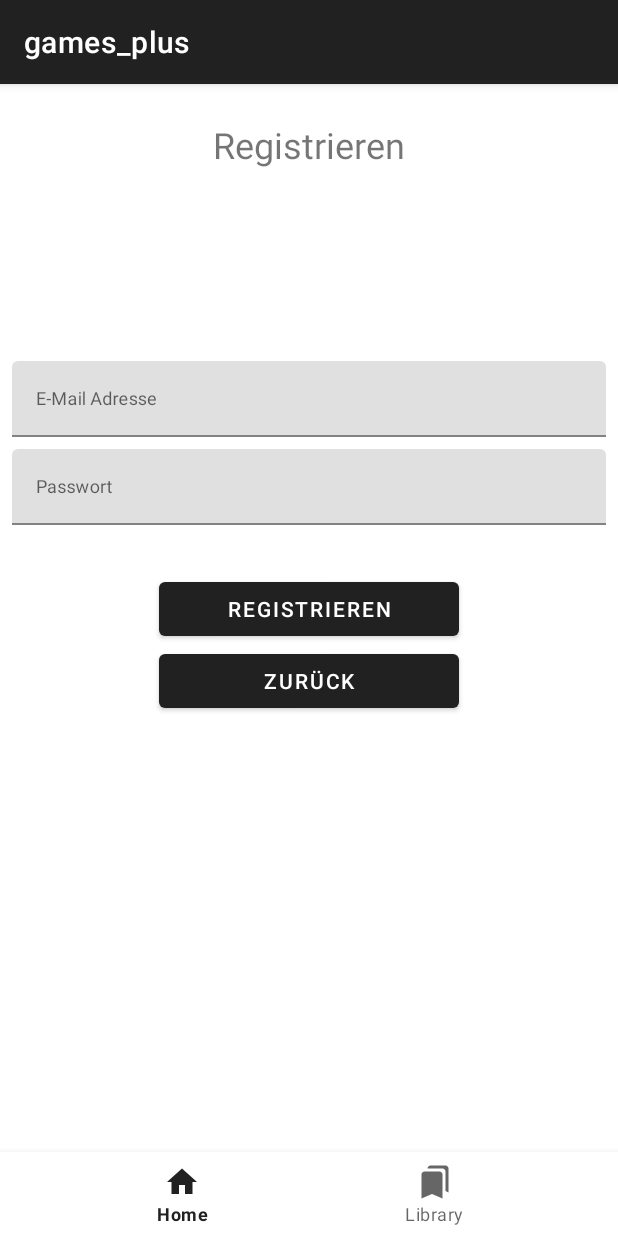
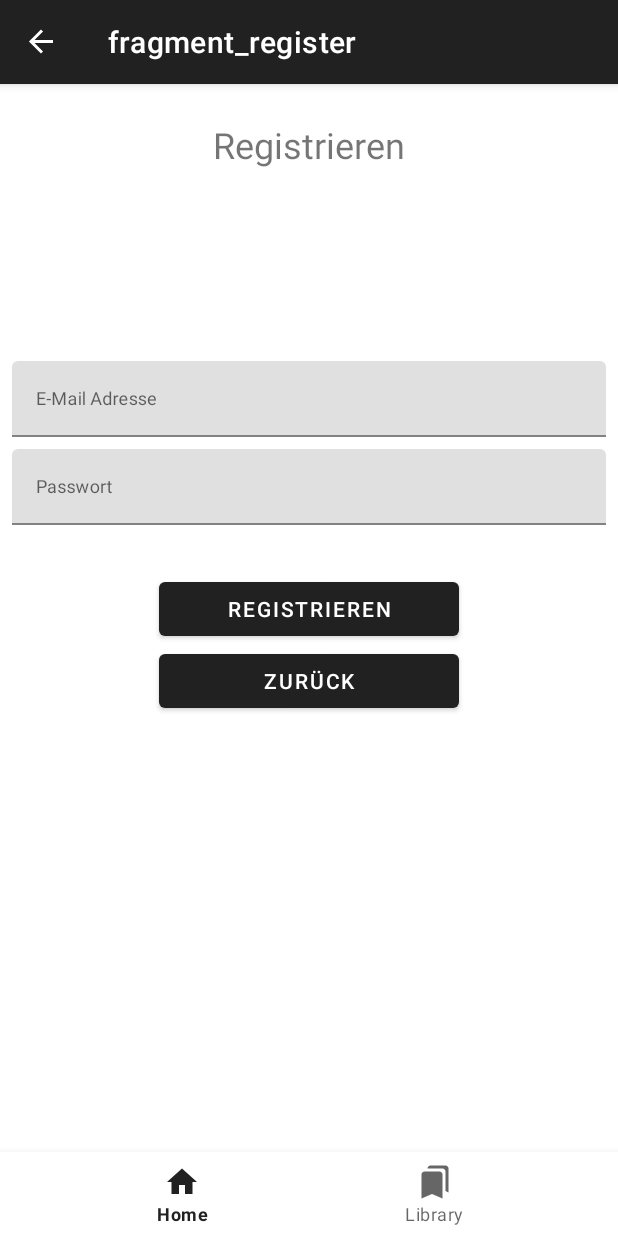
Before and after one commit to elcode100/Games-Plus-Project, an Android app: the screen it shows after launch (MainActivity), after a tap on "REGISTER", on a phone screen of 412 x 824 dp. Run offline under Robolectric (Android 15) with nearby library versions, the phone set to English and light mode, and no system bars; our stand-ins replace Firebase (no records; nobody signed in at launch, a user with empty details on screens opened directly), navigation-ui.

Commit message:
work in progress

```diff
--- a/app/src/main/AndroidManifest.xml
+++ b/app/src/main/AndroidManifest.xml
@@ -1,6 +1,8 @@
 <?xml version="1.0" encoding="utf-8"?>
 <manifest xmlns:android="http://schemas.android.com/apk/res/android"
     xmlns:tools="http://schemas.android.com/tools">
+
+    <uses-permission android:name="android.permission.INTERNET"/>
 
     <application
         android:allowBackup="true"
--- a/app/src/main/java/com/example/games_plus/MainActivity.kt
+++ b/app/src/main/java/com/example/games_plus/MainActivity.kt
@@ -2,10 +2,68 @@ package com.example.games_plus
 
 import androidx.appcompat.app.AppCompatActivity
 import android.os.Bundle
+import android.view.View
+import androidx.navigation.NavController
+import androidx.navigation.fragment.NavHostFragment
+import androidx.navigation.ui.AppBarConfiguration
+import androidx.navigation.ui.setupActionBarWithNavController
+import androidx.navigation.ui.setupWithNavController
+import com.example.games_plus.databinding.ActivityMainBinding
 
 class MainActivity : AppCompatActivity() {
+
+
+    private lateinit var binding: ActivityMainBinding
+    private lateinit var navController: NavController
     override fun onCreate(savedInstanceState: Bundle?) {
         super.onCreate(savedInstanceState)
-        setContentView(R.layout.activity_main)
+        binding = ActivityMainBinding.inflate(layoutInflater)
+        setContentView(binding.root)
+
+        val navHost = supportFragmentManager.findFragmentById(R.id.fragmentContainerView) as NavHostFragment
+        navController = navHost.navController
+
+        binding.bottomNavBar.setupWithNavController(navController)
+
+        setupActionBarWithNavController(navController)
+        val config = AppBarConfiguration(
+            topLevelDestinationIds = setOf(
+                R.id.navigation_home,
+                R.id.navigation_library,
+                R.id.loginFragment
+            )
+        )
+
+        setupActionBarWithNavController(navController, config)
+
+        navController.addOnDestinationChangedListener { _, destination, _ ->
+
+            if (destination.id == R.id.fragment_detail || destination.id == R.id.loginFragment) {
+                binding.bottomNavBar.visibility = View.GONE
+
+            } else {
+
+                binding.bottomNavBar.visibility = View.VISIBLE
+
+
+            }
+
+
+        }
+
+
+
+
+
+
+
+
     }
+
+    override fun onSupportNavigateUp(): Boolean {
+        return navController.navigateUp() || super.onSupportNavigateUp()
+    }
+
+
+
 }
--- a/app/src/main/java/com/example/games_plus/ui/RegisterFragment.kt
+++ b/app/src/main/java/com/example/games_plus/ui/RegisterFragment.kt
@@ -10,19 +10,25 @@ import androidx.navigation.fragment.findNavController
 import com.example.games_plus.R
 import com.example.games_plus.databinding.FragmentRegisterBinding
 import com.example.games_plus.ui.viewmodels.AuthViewModel
+import com.google.android.material.bottomnavigation.BottomNavigationView
 
 
-class  RegisterFragment : Fragment() {
+class RegisterFragment : Fragment() {
 
     private lateinit var binding: FragmentRegisterBinding
     private val authViewModel: AuthViewModel by activityViewModels()
 
+    override fun onCreate(savedInstanceState: Bundle?) {
+        super.onCreate(savedInstanceState)
+        arguments?.let {
+
+        }
+    }
 
     override fun onCreateView(
         inflater: LayoutInflater, container: ViewGroup?,
         savedInstanceState: Bundle?
     ): View {
-
         binding = FragmentRegisterBinding.inflate(inflater, container, false)
         return binding.root
     }
@@ -31,32 +37,26 @@ class  RegisterFragment : Fragment() {
         super.onViewCreated(view, savedInstanceState)
 
         binding.btnBack.setOnClickListener {
-
-            findNavController().navigate(R.id.loginFragment)
-
+            findNavController().navigate(R.id.loginFragment) //im LoginFragment die Alternative
         }
 
+
         binding.btnRegister.setOnClickListener {
-
             val email: String = binding.tietEmail.text.toString()
             val password: String = binding.tietPass.text.toString()
 
-            if (email != "" && password != "") {
-
+            if(email != "" && password != "") {
                 authViewModel.signUp(email, password)
-
             }
-
         }
 
         authViewModel.currentUser.observe(viewLifecycleOwner) {
-
-            if (it != null) {
-
+            if(it != null){
                 findNavController().navigate(R.id.navigation_home)
             }
         }
 
     }
 
+
 }
--- a/app/src/main/res/layout/fragment_home.xml
+++ b/app/src/main/res/layout/fragment_home.xml
@@ -36,7 +36,7 @@
         tools:listitem="@layout/game_titles_item" />
 
 
-    <ProgressBar
+    <!--<ProgressBar
         android:id="@+id/progressBar"
         style="?android:attr/progressBarStyle"
         android:layout_width="200dp"
@@ -50,7 +50,7 @@
         app:layout_constraintBottom_toBottomOf="parent"
         app:layout_constraintEnd_toEndOf="parent"
         app:layout_constraintStart_toStartOf="parent"
-        app:layout_constraintTop_toTopOf="parent" />
+        app:layout_constraintTop_toTopOf="parent" />-->
 
     <Button
         android:id="@+id/btn_logout"
--- a/app/src/main/res/layout/fragment_register.xml
+++ b/app/src/main/res/layout/fragment_register.xml
@@ -1,11 +1,11 @@
 <?xml version="1.0" encoding="utf-8"?>
-<androidx.constraintlayout.widget.ConstraintLayout xmlns:android="http://schemas.android.com/apk/res/android"
+<androidx.constraintlayout.widget.ConstraintLayout
+    xmlns:android="http://schemas.android.com/apk/res/android"
     xmlns:app="http://schemas.android.com/apk/res-auto"
     xmlns:tools="http://schemas.android.com/tools"
     android:layout_width="match_parent"
     android:layout_height="match_parent"
     tools:context=".ui.RegisterFragment">
-
 
 
     <TextView
@@ -14,6 +14,7 @@
         android:layout_height="wrap_content"
         android:layout_marginTop="24dp"
         android:text="Registrieren"
+
         android:textSize="24sp"
         app:layout_constraintEnd_toEndOf="parent"
         app:layout_constraintStart_toStartOf="parent"
--- a/app/src/main/res/navigation/nav_graph.xml
+++ b/app/src/main/res/navigation/nav_graph.xml
@@ -24,20 +24,21 @@
         tools:layout="@layout/fragment_detail" />
 
     <fragment
-        android:id="@+id/loginFragment"
-        android:name="com.example.games_plus.ui.LoginFragment"
-        android:label="fragment_login"
-        tools:layout="@layout/fragment_login" />
-
-    <fragment
         android:id="@+id/registerFragment"
         android:name="com.example.games_plus.ui.RegisterFragment"
         android:label="fragment_register"
         tools:layout="@layout/fragment_register" />
 
     <fragment
+        android:id="@+id/loginFragment"
+        android:name="com.example.games_plus.ui.LoginFragment"
+        android:label="Login"
+        tools:layout="@layout/fragment_login" />
+
+    <fragment
         android:id="@+id/forgotPasswordFragment"
         android:name="com.example.games_plus.ui.ForgotPasswordFragment"
         android:label="fragment_forgot_password"
         tools:layout="@layout/fragment_forgot_password" />
+
 </navigation>
--- a/build.gradle.kts
+++ b/build.gradle.kts
@@ -6,7 +6,6 @@ buildscript {
     }
 }
 
-
 plugins {
     id("com.android.application") version "8.1.0" apply false
     id("org.jetbrains.kotlin.android") version "1.8.0" apply false
--- a/settings.gradle.kts
+++ b/settings.gradle.kts
@@ -13,5 +13,5 @@ dependencyResolutionManagement {
     }
 }
 
-rootProject.name = "EduardApp"
+rootProject.name = "games_plus"
 include(":app")
```
Also changed, not shown: app/build.gradle.kts (+15 -16 lines), gradle/wrapper/gradle-wrapper.properties, 1 other file.
